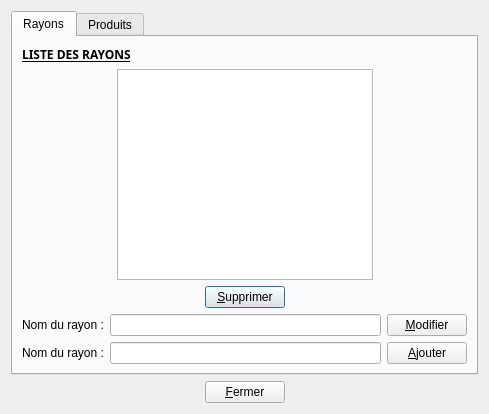
First picture: the form in backOfficeNW/gestion.ui, repository FontrailleAlexia/backofficeNewWorld, before the edit.
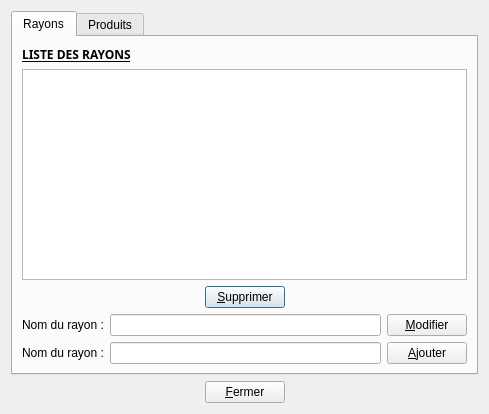
Second picture: the form after the edit. The open tabs and pages were chosen to show the change.

Patch:
```diff
--- a/backOfficeNW/gestion.ui
+++ b/backOfficeNW/gestion.ui
@@ -465,35 +465,9 @@
        </item>
        <item>
         <layout class="QHBoxLayout" name="horizontalLayout_3">
-         <item>
-          <spacer name="horizontalSpacer_6">
-           <property name="orientation">
-            <enum>Qt::Horizontal</enum>
-           </property>
-           <property name="sizeHint" stdset="0">
-            <size>
-             <width>40</width>
-             <height>20</height>
-            </size>
-           </property>
-          </spacer>
-         </item>
          <item>
           <widget class="QTableView" name="tableViewRayons"/>
          </item>
-         <item>
-          <spacer name="horizontalSpacer_5">
-           <property name="orientation">
-            <enum>Qt::Horizontal</enum>
-           </property>
-           <property name="sizeHint" stdset="0">
-            <size>
-             <width>40</width>
-             <height>20</height>
-            </size>
-           </property>
-          </spacer>
-         </item>
          <item>
           <layout class="QVBoxLayout" name="verticalLayout_4"/>
          </item>
```
Left out of the diff: 34 changed lines with no effect on the pictures.
